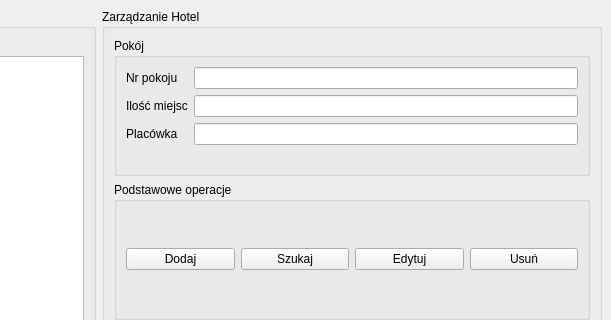
Old version of the form HotelOrganizer2/roomwindow.ui in the repository mxzablocki/hotel; both pictures show x 413 to 1024 and y 0 to 320 of the 1024 by 650 pixel window.
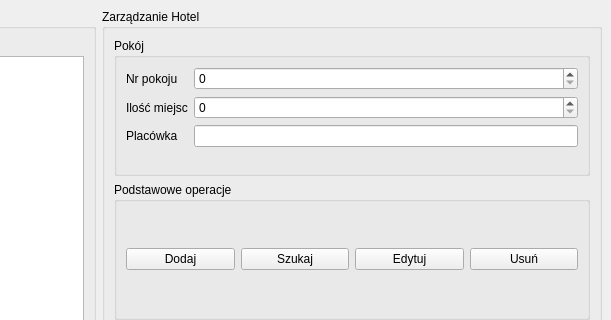
New version of the form. Icons and pictures are not drawn.

Commit message: Nowy input dla okna zarządzania pokojami

Patch:
```diff
--- a/HotelOrganizer2/roomwindow.ui
+++ b/HotelOrganizer2/roomwindow.ui
@@ -68,9 +68,6 @@
             </property>
            </widget>
           </item>
-          <item row="0" column="1">
-           <widget class="QLineEdit" name="lineEditRoomName"/>
-          </item>
           <item row="1" column="0">
            <widget class="QLabel" name="labelRoomSurname">
             <property name="text">
@@ -78,9 +75,6 @@
             </property>
            </widget>
           </item>
-          <item row="1" column="1">
-           <widget class="QLineEdit" name="lineEditRoomSurname"/>
-          </item>
           <item row="2" column="0">
            <widget class="QLabel" name="labelRoomInstitution">
             <property name="text">
@@ -91,6 +85,12 @@
           <item row="2" column="1">
            <widget class="QLineEdit" name="lineEditRoomInstitution"/>
           </item>
+          <item row="0" column="1">
+           <widget class="QSpinBox" name="spinBoxRoomNumber"/>
+          </item>
+          <item row="1" column="1">
+           <widget class="QSpinBox" name="spinBoxRoomPeople"/>
+          </item>
          </layout>
         </widget>
        </item>
```
Left out of the diff: 64 changed lines with no effect on the pictures.
